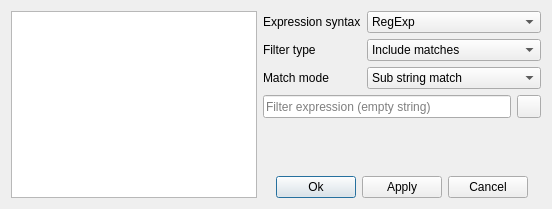
Old version of the form filterconfigurationdialog.ui in the repository qmc2/qmc2-mame-fe.
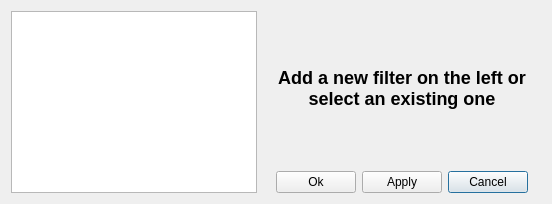
New version of the form. Icons and pictures are not drawn.

Commit message: wip: started work on setting up filters

The edit to the form file:
```diff
--- a/filterconfigurationdialog.ui
+++ b/filterconfigurationdialog.ui
@@ -7,14 +7,37 @@
     <x>0</x>
     <y>0</y>
     <width>552</width>
-    <height>209</height>
+    <height>204</height>
    </rect>
   </property>
   <property name="windowTitle">
    <string>Configure filters</string>
   </property>
   <layout class="QGridLayout" name="gridLayout">
-   <item row="1" column="2">
+   <item row="2" column="4">
+    <widget class="QPushButton" name="pushButtonCancel">
+     <property name="toolTip">
+      <string>Revert changes and close dialog</string>
+     </property>
+     <property name="text">
+      <string>Cancel</string>
+     </property>
+    </widget>
+   </item>
+   <item row="2" column="5">
+    <spacer name="horizontalSpacer2">
+     <property name="orientation">
+      <enum>Qt::Horizontal</enum>
+     </property>
+     <property name="sizeHint" stdset="0">
+      <size>
+       <width>0</width>
+       <height>20</height>
+      </size>
+     </property>
+    </spacer>
+   </item>
+   <item row="2" column="2">
     <widget class="QPushButton" name="pushButtonOk">
      <property name="toolTip">
       <string>Apply changes and close dialog</string>
@@ -24,11 +47,48 @@
      </property>
     </widget>
    </item>
-   <item row="0" column="0" rowspan="2">
-    <widget class="QListWidget" name="listWidget"/>
+   <item row="2" column="1">
+    <spacer name="horizontalSpacer1">
+     <property name="orientation">
+      <enum>Qt::Horizontal</enum>
+     </property>
+     <property name="sizeHint" stdset="0">
+      <size>
+       <width>0</width>
+       <height>20</height>
+      </size>
+     </property>
+    </spacer>
    </item>
-   <item row="0" column="1" colspan="5">
+   <item row="2" column="3">
+    <widget class="QPushButton" name="pushButtonApply">
+     <property name="toolTip">
+      <string>Apply changes now</string>
+     </property>
+     <property name="text">
+      <string>Apply</string>
+     </property>
+    </widget>
+   </item>
+   <item row="0" column="1" rowspan="2" colspan="5">
     <widget class="QStackedWidget" name="stackedWidget">
+     <widget class="QWidget" name="pageDefault">
+      <layout class="QGridLayout" name="gridLayoutPageDefault">
+       <item row="0" column="0">
+        <widget class="QLabel" name="label">
+         <property name="text">
+          <string>&lt;b&gt;&lt;font size=&quot;+2&quot;&gt;Add a new filter on the left or select an existing one&lt;/font&gt;&lt;/b&gt;</string>
+         </property>
+         <property name="alignment">
+          <set>Qt::AlignCenter</set>
+         </property>
+         <property name="wordWrap">
+          <bool>true</bool>
+         </property>
+        </widget>
+       </item>
+      </layout>
+     </widget>
      <widget class="QWidget" name="pageString">
       <layout class="QGridLayout" name="gridLayoutPageString" columnstretch="0,1,0">
        <property name="margin">
@@ -177,50 +237,27 @@
      <widget class="QWidget" name="page_2"/>
     </widget>
    </item>
-   <item row="1" column="1">
-    <spacer name="horizontalSpacer1">
-     <property name="orientation">
-      <enum>Qt::Horizontal</enum>
+   <item row="0" column="0" rowspan="3">
+    <widget class="QTreeWidget" name="treeWidget">
+     <property name="rootIsDecorated">
+      <bool>false</bool>
      </property>
-     <property name="sizeHint" stdset="0">
-      <size>
-       <width>0</width>
-       <height>20</height>
-      </size>
+     <property name="uniformRowHeights">
+      <bool>true</bool>
      </property>
-    </spacer>
-   </item>
-   <item row="1" column="4">
-    <widget class="QPushButton" name="pushButtonCancel">
-     <property name="toolTip">
-      <string>Revert changes and close dialog</string>
-     </property>
-     <property name="text">
-      <string>Cancel</string>
-     </property>
-    </widget>
-   </item>
-   <item row="1" column="5">
-    <spacer name="horizontalSpacer2">
-     <property name="orientation">
-      <enum>Qt::Horizontal</enum>
-     </property>
-     <property name="sizeHint" stdset="0">
-      <size>
-       <width>0</width>
-       <height>20</height>
-      </size>
-     </property>
-    </spacer>
-   </item>
-   <item row="1" column="3">
-    <widget class="QPushButton" name="pushButtonApply">
-     <property name="toolTip">
-      <string>Apply changes now</string>
-     </property>
-     <property name="text">
-      <string>Apply</string>
-     </property>
+     <attribute name="headerVisible">
+      <bool>false</bool>
+     </attribute>
+     <column>
+      <property name="text">
+       <string notr="true">1</string>
+      </property>
+     </column>
+     <column>
+      <property name="text">
+       <string notr="true">2</string>
+      </property>
+     </column>
     </widget>
    </item>
   </layout>
```
Left out of the diff: 6 changed lines with no effect on the pictures. The commit also changes 5 other files.
